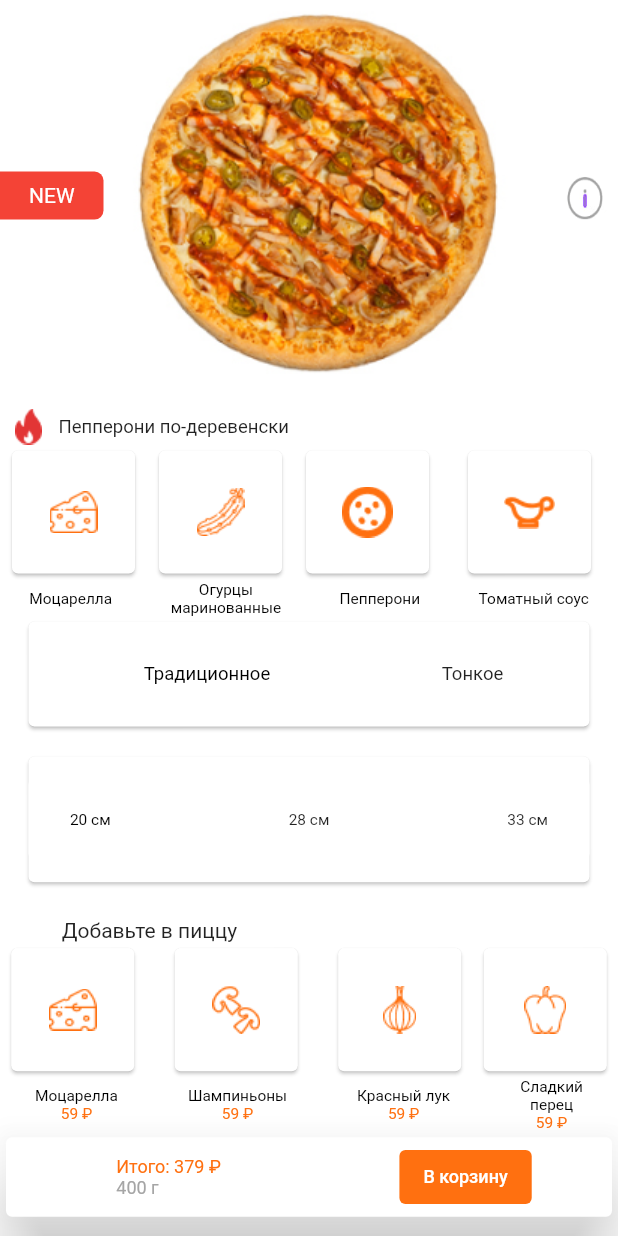
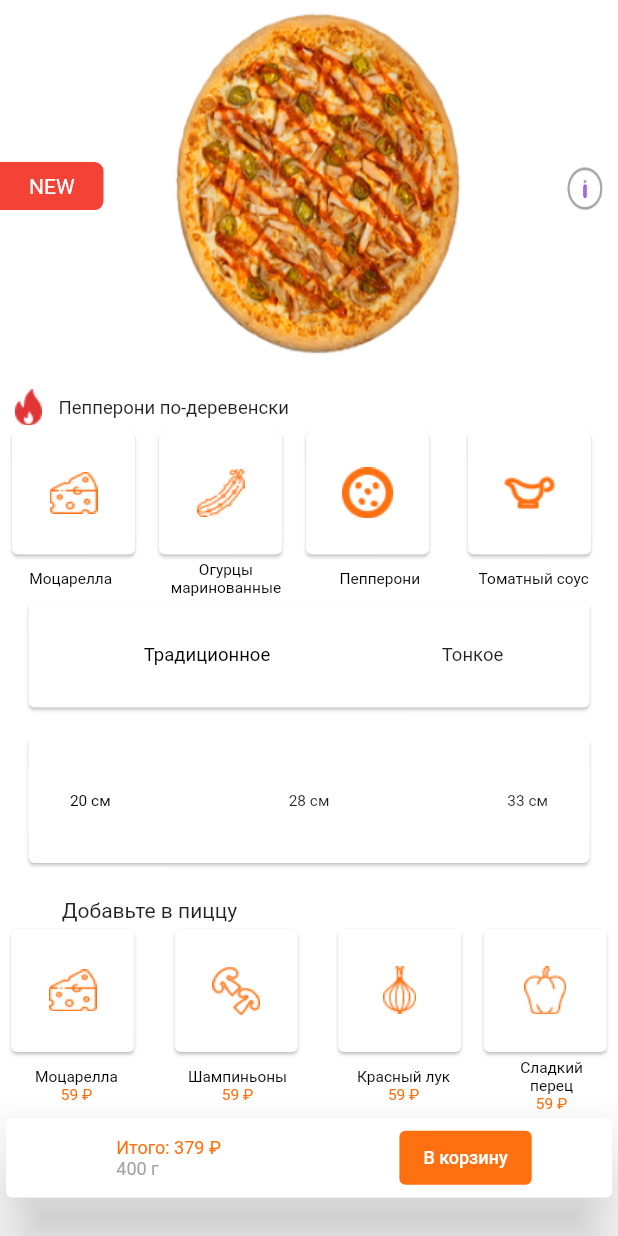
Before and after one commit to BekzodGayratov/Pizza, a Flutter app: the screen it shows after launch, on a phone screen of 412 x 824 dp. Run offline on Flutter 3.47's test engine with Material 2 defaults, Android fonts, the phone set to English and light mode, and no system bars.

Commit message:
imageda o'zgarish bo'ldi

```diff
--- a/lib/view/tovar_page.dart
+++ b/lib/view/tovar_page.dart
@@ -65,8 +65,8 @@ class _PitsaPageState extends State<PitsaPage> {
                         ),
                       ),
                       Container(
-                        width: 260,
-                        height: 260,
+                        width: width*0.5,
+                        height: heigth*0.3,
                         decoration: const BoxDecoration(
                             image: DecorationImage(
                                 image: AssetImage("assets/pizza.png"),
```
